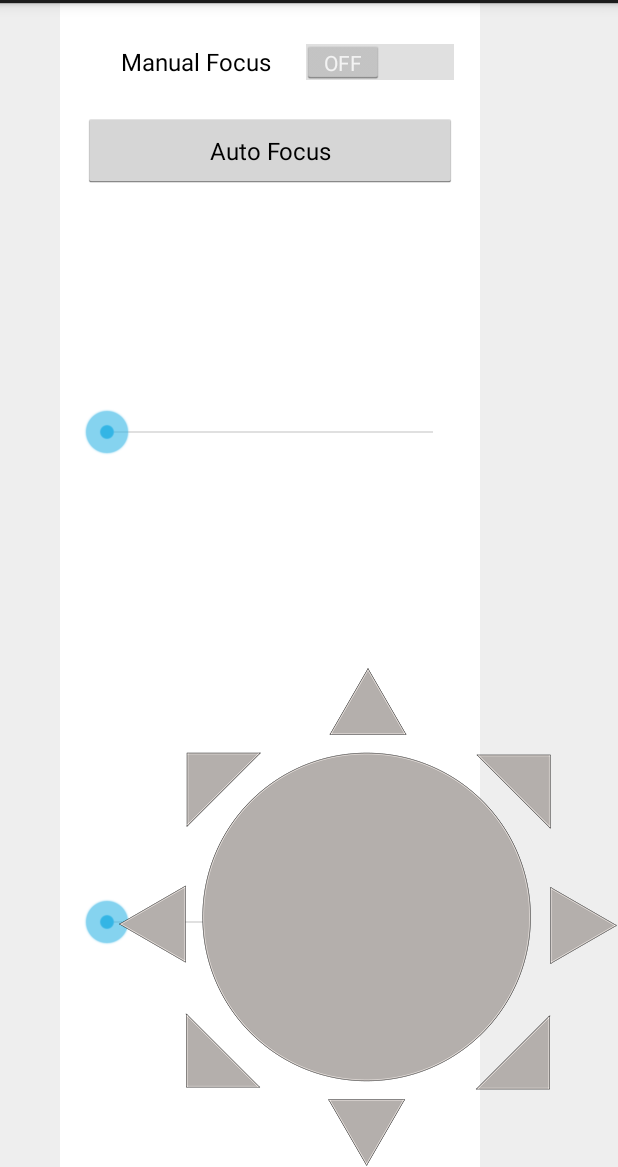
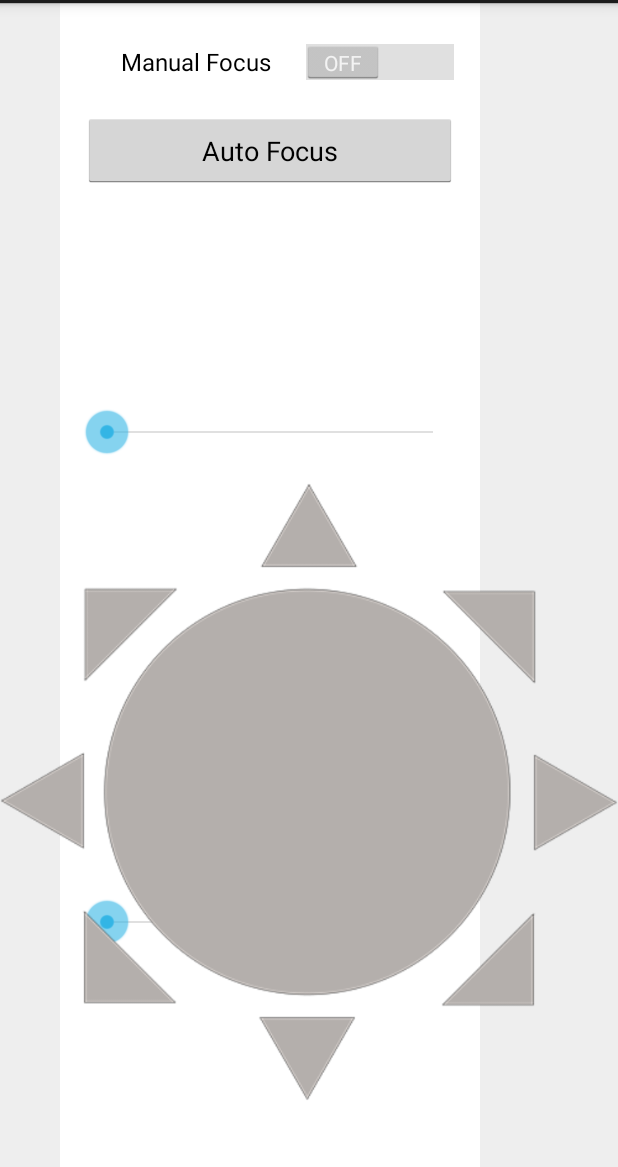
Before and after one commit to mwielondek/vicam, an Android app: the layout activity_main.xml on its own in the app's theme, with its tools: preview values and no code run, on a phone screen of 412 x 824 dp, the part 69-1236 px from its top. Run offline under Robolectric (Android 15) with nearby library versions, the phone set to English and light mode, and no system bars.

Commit message:
Fixed Benny and Michael's screw-up :3. Merge completed!

```diff
--- a/camera/src/main/AndroidManifest.xml
+++ b/camera/src/main/AndroidManifest.xml
@@ -9,6 +9,7 @@
             android:label="@string/app_name"
             android:theme="@style/AppTheme">
         <activity
+                android:screenOrientation="landscape"
                 android:name="com.dreamteam.vicam.view.MainActivity"
                 android:label="@string/app_name">
             <intent-filter>
--- a/camera/src/main/java/com/dreamteam/vicam/presenter/modules/EventBusModule.java
+++ b/camera/src/main/java/com/dreamteam/vicam/presenter/modules/EventBusModule.java
@@ -13,7 +13,8 @@ import dagger.Provides;
 @Module(
     injects = {
     },
-    complete = false
+    complete = false,
+    library = true
 )
 public class EventBusModule {
 
--- a/camera/src/main/res/layout/activity_main.xml
+++ b/camera/src/main/res/layout/activity_main.xml
@@ -3,8 +3,7 @@
         xmlns:tools="http://schemas.android.com/tools"
         android:id="@+id/drawer_layout"
         android:layout_width="match_parent"
-    android:layout_height="match_parent"
-    tools:context="com.dreamteam.camera.view.MainActivity">
+        android:layout_height="match_parent">
     <!-- The main content view -->
     <FrameLayout
             android:id="@+id/content_frame"
@@ -31,22 +30,19 @@
                     android:layout_marginLeft="25dp"
                     android:layout_marginBottom="20dp"
                     android:layout_marginTop="25dp"
-                android:id="@+id/switch2" />
+                    android:id="@+id/switch2"/>
 
             <Button
-                android:textAlignment="center"
                     android:text="@string/auto_focus"
                     android:layout_width="fill_parent"
                     android:layout_height="50dp"
-                android:textSize="16dp"
                     android:padding="10dp"
                     android:id="@+id/AutoFocus"/>
 
             <LinearLayout
                     android:layout_width="fill_parent"
                     android:layout_height="fill_parent"
-                android:orientation="vertical"
-                android:layout_weight="1">
+                    android:orientation="vertical">
 
                 <SeekBar
                         android:id="@+id/seekBar1"
@@ -55,8 +51,7 @@
                         android:layout_height="300dp"
                         android:minHeight="300dp"
                         android:maxHeight="300dp"
-                android:layout_width="fill_parent"
-                android:onClick="onToggleClicked"/>
+                        android:layout_width="fill_parent"/>
 
                 <SeekBar
                         android:id="@+id/seekBar2"
@@ -65,18 +60,16 @@
                         android:layout_height="300dp"
                         android:minHeight="300dp"
                         android:maxHeight="300dp"
-                android:layout_width="fill_parent"
-                android:onClick="onToggleClicked"/>
+                        android:layout_width="fill_parent"/>
 
 
             </LinearLayout>
 
 
-
-
         </LinearLayout>
 
         <ImageView
+                android:contentDescription="@string/image_description"
                 android:layout_width="wrap_content"
                 android:layout_height="wrap_content"
                 android:id="@+id/imageView"
@@ -93,8 +86,7 @@
             android:divider="@android:color/transparent"
             android:dividerHeight="0dp"
             android:background="#FFF"
-        tools:listitem="@layout/drawer_list_item" />
-
+            tools:listitem="@layout/drawer_list_item"/>
 
 
 </android.support.v4.widget.DrawerLayout>
--- a/camera/src/main/res/layout/drawer_list_item.xml
+++ b/camera/src/main/res/layout/drawer_list_item.xml
@@ -3,7 +3,7 @@
           android:layout_width="fill_parent"
           android:layout_height="wrap_content"
           android:text="New Text"
+          android:textSize="16sp"
           android:textColor="#000"
-    android:textSize="16dp"
           android:padding="10dp"
           android:id="@+id/textView"/>
--- a/camera/src/main/res/layout/fragment_main.xml
+++ b/camera/src/main/res/layout/fragment_main.xml
@@ -1,16 +1,14 @@
 <RelativeLayout xmlns:android="http://schemas.android.com/apk/res/android"
-    xmlns:tools="http://schemas.android.com/tools"
                 android:layout_width="match_parent"
                 android:layout_height="match_parent"
                 android:paddingLeft="@dimen/activity_horizontal_margin"
                 android:paddingRight="@dimen/activity_horizontal_margin"
                 android:paddingTop="@dimen/activity_vertical_margin"
-    android:paddingBottom="@dimen/activity_vertical_margin"
-    tools:context="com.dreamteam.vicam.view.MainActivity$PlaceholderFragment">
+                android:paddingBottom="@dimen/activity_vertical_margin">
 
     <TextView
             android:id="@+id/section_label"
             android:layout_width="wrap_content"
-        android:layout_height="wrap_content" />
+            android:layout_height="wrap_content"/>
 
 </RelativeLayout>
--- a/camera/src/main/res/values/strings.xml
+++ b/camera/src/main/res/values/strings.xml
@@ -12,8 +12,8 @@
     <string name="action_settings">Settings</string>
 
 
-
     <string name="drawer_open">Open</string>
     <string name="drawer_close">Close</string>
+    <string name="image_description">somethingsomething</string>
 
 </resources>
```
Also changed, not shown: camera/src/main/java/com/dreamteam/vicam/view/MainActivity.java (+4 -4 lines), camera/src/main/res/layout-land/fragment_main.xml (+6 -8 lines), camera/src/main/res/menu/main.xml (+4 -6 lines), camera/src/main/res/drawable/controller.png (renamed from camera/src/main/res/drawable-hdpi/controller.png). Lines whose indentation alone changed are shown as unchanged.
